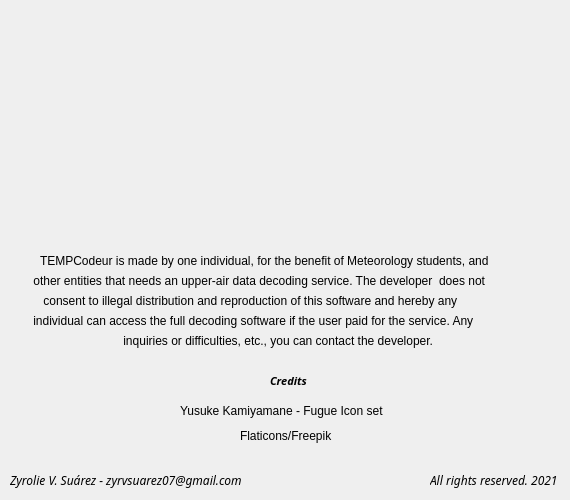
Old version of the form ui/information_menu.ui in the repository zvsuarez/sonde.
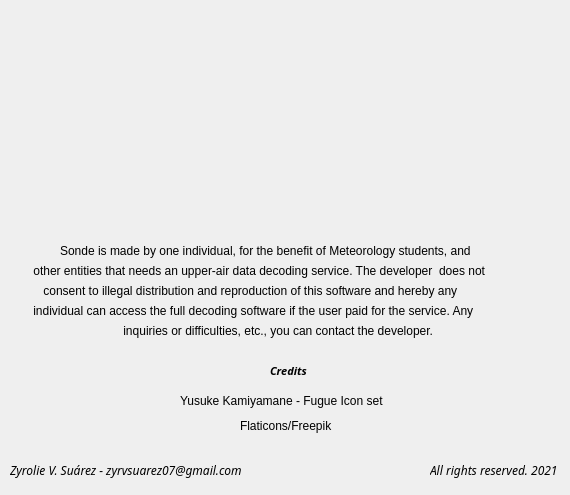
New version of the form. Icons and pictures are not drawn.

Patch:
```diff
--- a/ui/information_menu.ui
+++ b/ui/information_menu.ui
@@ -7,7 +7,7 @@
     <x>0</x>
     <y>0</y>
     <width>570</width>
-    <height>500</height>
+    <height>495</height>
    </rect>
   </property>
   <property name="windowTitle">
@@ -20,8 +20,8 @@
   <widget class="QLabel" name="label_3">
    <property name="geometry">
     <rect>
-     <x>40</x>
-     <y>250</y>
+     <x>60</x>
+     <y>240</y>
      <width>501</width>
      <height>21</height>
     </rect>
@@ -32,14 +32,14 @@
     </font>
    </property>
    <property name="text">
-    <string>TEMPCodeur is made by one individual, for the benefit of Meteorology students, and </string>
+    <string>Sonde is made by one individual, for the benefit of Meteorology students, and </string>
    </property>
   </widget>
   <widget class="QLabel" name="label_4">
    <property name="geometry">
     <rect>
      <x>30</x>
-     <y>270</y>
+     <y>260</y>
      <width>551</width>
      <height>21</height>
     </rect>
@@ -57,7 +57,7 @@
    <property name="geometry">
     <rect>
      <x>40</x>
-     <y>290</y>
+     <y>280</y>
      <width>541</width>
      <height>21</height>
     </rect>
@@ -75,7 +75,7 @@
    <property name="geometry">
     <rect>
      <x>30</x>
-     <y>310</y>
+     <y>300</y>
      <width>501</width>
      <height>21</height>
     </rect>
@@ -93,7 +93,7 @@
    <property name="geometry">
     <rect>
      <x>120</x>
-     <y>330</y>
+     <y>320</y>
      <width>451</width>
      <height>21</height>
     </rect>
@@ -111,7 +111,7 @@
    <property name="geometry">
     <rect>
      <x>10</x>
-     <y>470</y>
+     <y>460</y>
      <width>271</width>
      <height>21</height>
     </rect>
@@ -132,7 +132,7 @@
    <property name="geometry">
     <rect>
      <x>430</x>
-     <y>470</y>
+     <y>460</y>
      <width>151</width>
      <height>21</height>
     </rect>
@@ -152,10 +152,10 @@
   <widget class="QLabel" name="label">
    <property name="geometry">
     <rect>
-     <x>220</x>
-     <y>10</y>
-     <width>151</width>
-     <height>161</height>
+     <x>70</x>
+     <y>20</y>
+     <width>181</width>
+     <height>201</height>
     </rect>
    </property>
    <property name="styleSheet">
@@ -169,7 +169,7 @@
    <property name="geometry">
     <rect>
      <x>270</x>
-     <y>370</y>
+     <y>360</y>
      <width>51</width>
      <height>21</height>
     </rect>
@@ -191,7 +191,7 @@
    <property name="geometry">
     <rect>
      <x>180</x>
-     <y>400</y>
+     <y>390</y>
      <width>221</width>
      <height>21</height>
     </rect>
@@ -209,7 +209,7 @@
    <property name="geometry">
     <rect>
      <x>240</x>
-     <y>420</y>
+     <y>410</y>
      <width>101</width>
      <height>31</height>
     </rect>
@@ -226,10 +226,10 @@
   <widget class="QLabel" name="label_2">
    <property name="geometry">
     <rect>
-     <x>20</x>
-     <y>130</y>
-     <width>521</width>
-     <height>141</height>
+     <x>60</x>
+     <y>90</y>
+     <width>581</width>
+     <height>121</height>
     </rect>
    </property>
    <property name="styleSheet">
```
Left out of the diff: 10 changed lines with no effect on the pictures.
